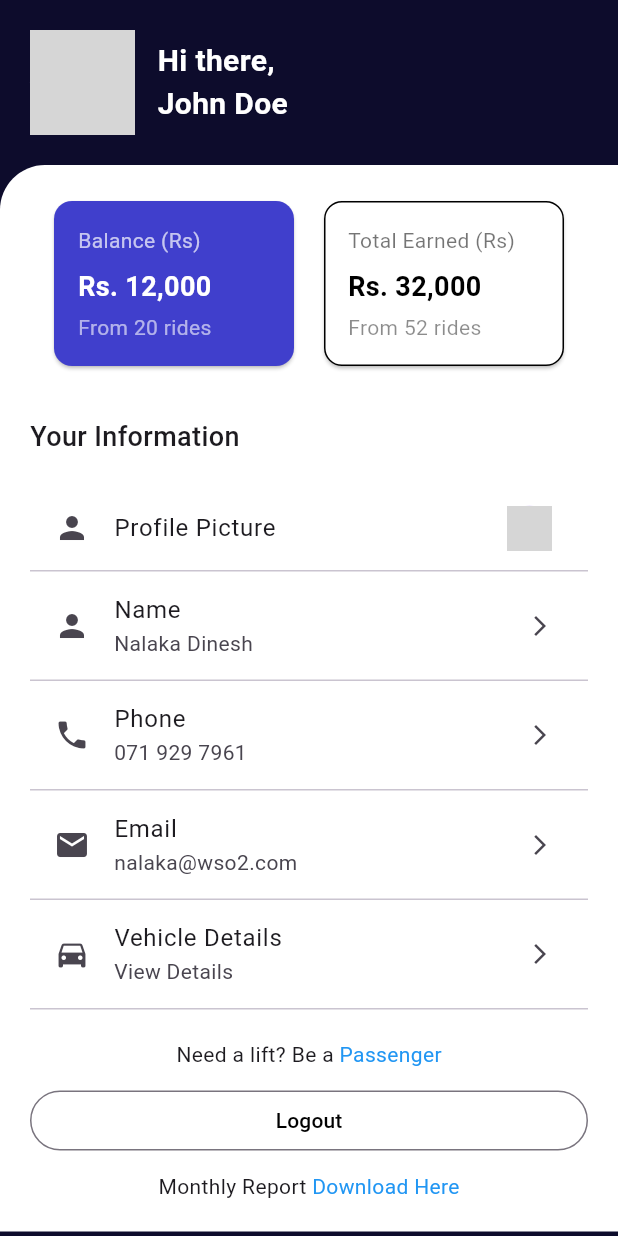
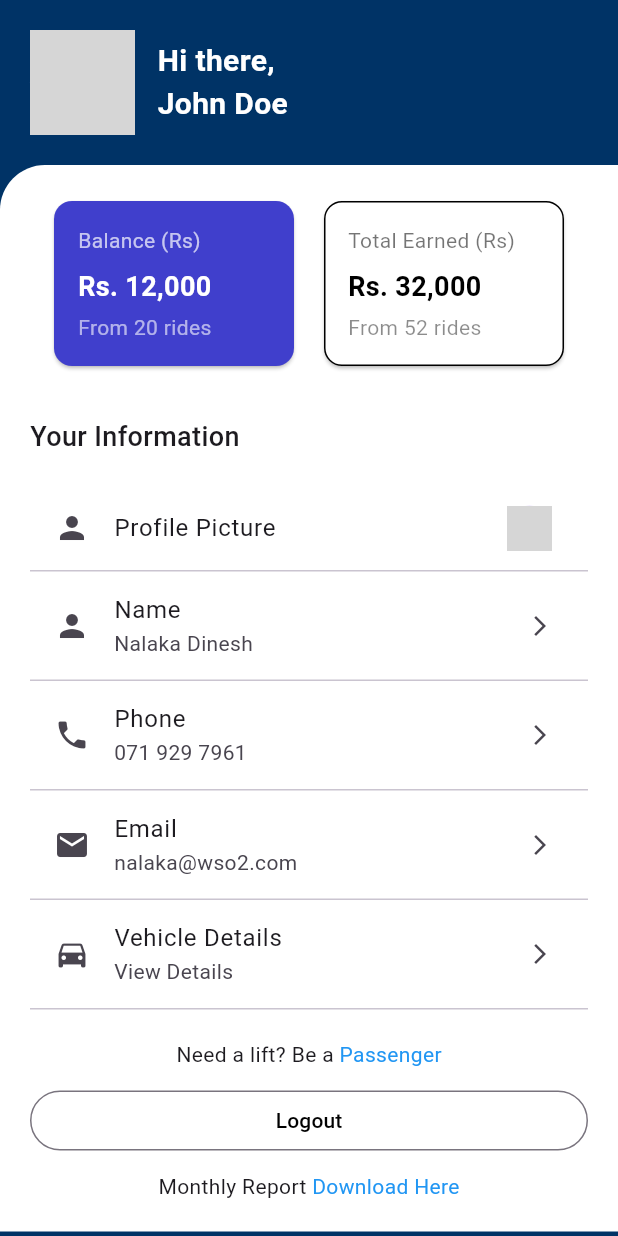
Before and after one commit to wso2-ballerina-carpooling-project/mobile-app-frontend, a Flutter app: the screen it shows after launch, on a phone screen of 412 x 824 dp. Run offline on Flutter 3.47's test engine with Material 3 defaults, Android fonts, the light colour scheme and no system bars; network calls fail; grey boxes are pictures that could not be loaded.

Commit message:
background color changed into the primary color

```diff
--- a/lib/views/driver_profile.dart
+++ b/lib/views/driver_profile.dart
@@ -22,7 +22,7 @@ class DriverProfilePage extends StatelessWidget {
   @override
   Widget build(BuildContext context) {
     return Scaffold(
-      backgroundColor: const Color(0xFF0D0C2C),
+      backgroundColor: const Color(0xFF003366),
       body: SafeArea(
         child: SingleChildScrollView(
           child: Column(
```
